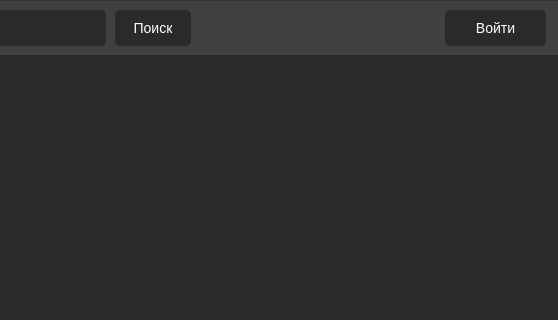
The window that mainwindow/mainwindow.ui (b0shka/selling_apps) describes before a commit, drawn with Qt 5; both pictures show x 110 to 668 and y 0 to 320 of the 668 by 428 pixel window.
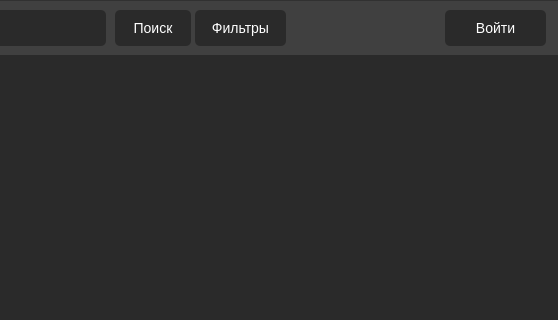
The same window after the commit.

What changed in the file:
```diff
--- a/mainwindow/mainwindow.ui
+++ b/mainwindow/mainwindow.ui
@@ -127,6 +127,27 @@
       <string>Войти</string>
      </property>
     </widget>
+    <widget class="QPushButton" name="pushButton_3">
+     <property name="geometry">
+      <rect>
+       <x>305</x>
+       <y>10</y>
+       <width>91</width>
+       <height>36</height>
+      </rect>
+     </property>
+     <property name="styleSheet">
+      <string notr="true">padding: 2px;
+font-size: 14px;
+height: 28px;
+color: white;
+background-color: #2a2a2a;
+border-radius: 5px;</string>
+     </property>
+     <property name="text">
+      <string>Фильтры</string>
+     </property>
+    </widget>
    </widget>
    <widget class="QListWidget" name="listWidget">
     <property name="geometry">
```
